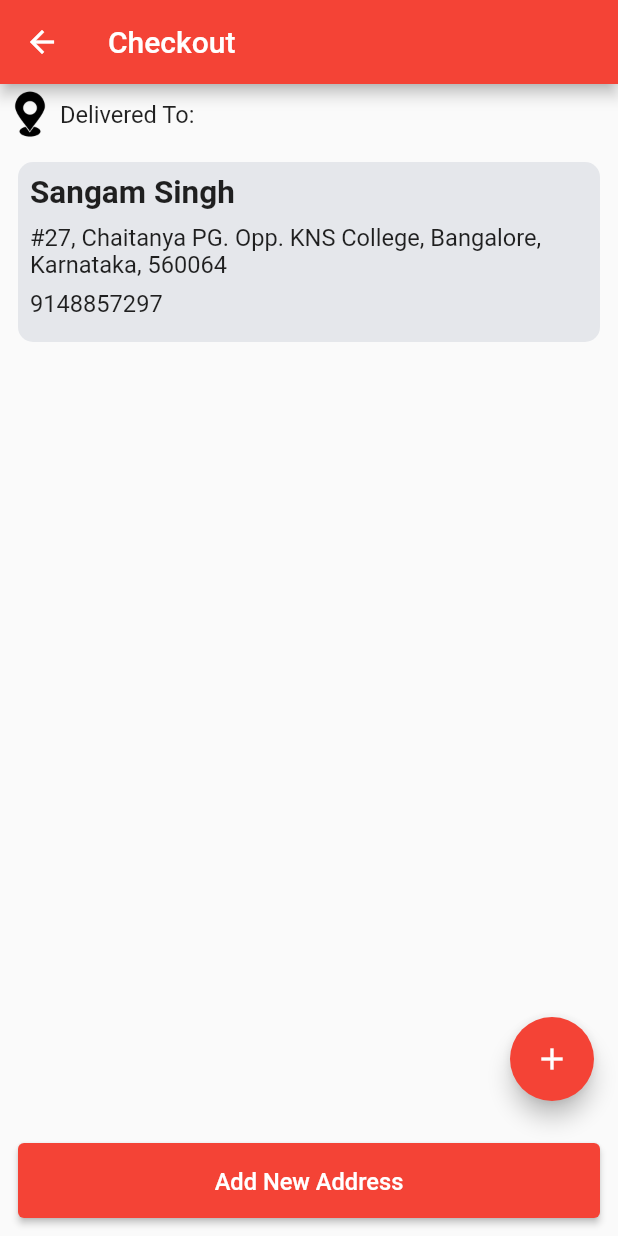
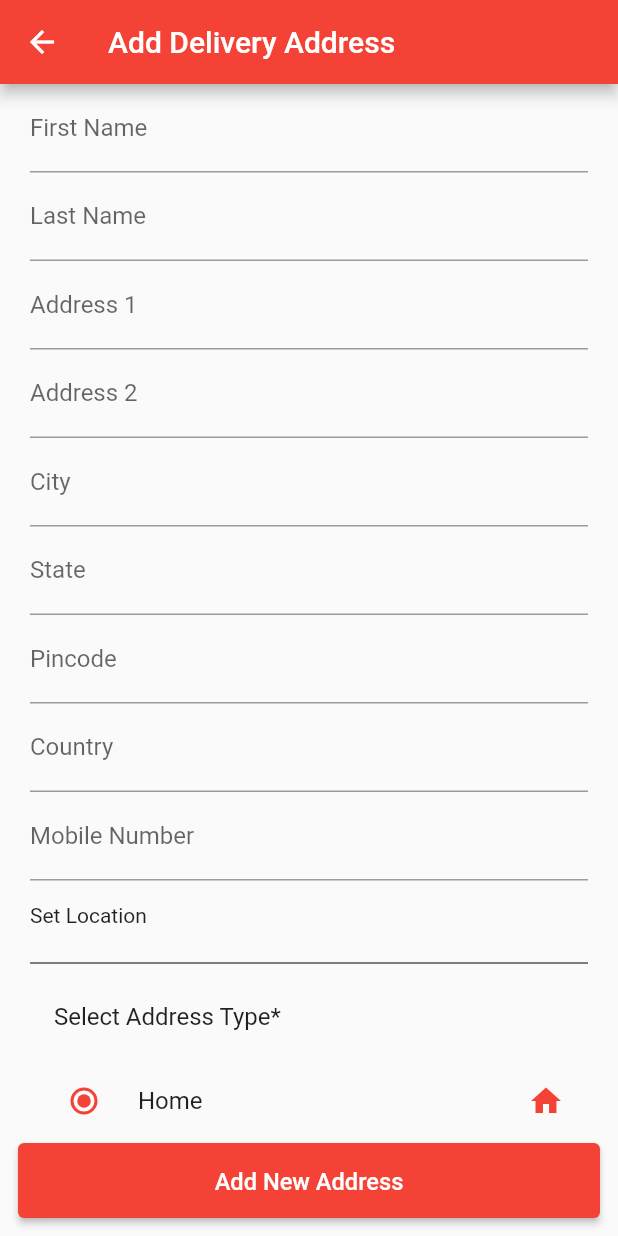
Before and after one commit to codersangam/food_delivery_firebase, a Flutter app: the CheckoutScreen screen opened directly, after a tap on the "add" icon, on a phone screen of 412 x 824 dp. Run offline on Flutter 3.47's test engine with Material 2 defaults, Android fonts, the phone set to English and light mode, and no system bars; our stand-ins replace cloud_firestore, firebase_auth, firebase_core, google_sign_in, velocity_x; accounts and stored records are empty.

Commit message:
delivery address screen added

```diff
--- /dev/null
+++ b/lib/screens/add_delivery_address.dart
@@ -0,0 +1,116 @@
+import 'package:flutter/material.dart';
+import 'package:food_delivery/widgets/custom_text_field.dart';
+import 'package:velocity_x/velocity_x.dart';
+
+class AddDeliveryAddress extends StatefulWidget {
+  const AddDeliveryAddress({Key? key}) : super(key: key);
+
+  @override
+  _AddDeliveryAddressState createState() => _AddDeliveryAddressState();
+}
+
+enum AddressTypes { home, work, others }
+
+class _AddDeliveryAddressState extends State<AddDeliveryAddress> {
+  var myType = AddressTypes.home;
+  @override
+  Widget build(BuildContext context) {
+    return Scaffold(
+      appBar: AppBar(
+        title: 'Add Delivery Address'.text.make(),
+      ),
+      bottomNavigationBar: SizedBox(
+        width: double.infinity,
+        height: 50,
+        child: ElevatedButton(
+          onPressed: () {},
+          child: 'Add New Address'.text.lg.make(),
+        ),
+      ).p12(),
+      body: ListView(
+        children: [
+          CustomTextField(
+              labelText: 'First Name', keyBoardType: TextInputType.name),
+          CustomTextField(
+              labelText: 'Last Name', keyBoardType: TextInputType.name),
+          CustomTextField(
+              labelText: 'Address 1',
+              keyBoardType: TextInputType.streetAddress),
+          CustomTextField(
+              labelText: 'Address 2',
+              keyBoardType: TextInputType.streetAddress),
+          CustomTextField(labelText: 'City', keyBoardType: TextInputType.text),
+          CustomTextField(labelText: 'State', keyBoardType: TextInputType.text),
+          CustomTextField(
+              labelText: 'Pincode', keyBoardType: TextInputType.number),
+          CustomTextField(
+              labelText: 'Country', keyBoardType: TextInputType.name),
+          CustomTextField(
+              labelText: 'Mobile Number', keyBoardType: TextInputType.phone),
+          InkWell(
+            onTap: () {},
+            child: SizedBox(
+              height: 47,
+              width: double.infinity,
+              child: Column(
+                mainAxisAlignment: MainAxisAlignment.center,
+                crossAxisAlignment: CrossAxisAlignment.start,
+                children: [
+                  'Set Location'.text.make(),
+                ],
+              ),
+            ),
+          ),
+          const Divider(
+            color: Colors.black,
+          ),
+          ListTile(
+            title: 'Select Address Type*'.text.make(),
+          ),
+          RadioListTile(
+            title: 'Home'.text.make(),
+            secondary: const Icon(
+              Icons.home,
+              color: Colors.red,
+            ),
+            value: AddressTypes.home,
+            groupValue: myType,
+            onChanged: (AddressTypes? value) {
+              setState(() {
+                myType = value!;
+              });
+            },
+          ),
+          RadioListTile(
+            title: 'Work'.text.make(),
+            secondary: const Icon(
+              Icons.work,
+              color: Colors.red,
+            ),
+            value: AddressTypes.work,
+            groupValue: myType,
+            onChanged: (AddressTypes? value) {
+              setState(() {
+                myType = value!;
+              });
+            },
+          ),
+          RadioListTile(
+            title: 'Others'.text.make(),
+            secondary: const Icon(
+              Icons.other_houses,
+              color: Colors.red,
+            ),
+            value: AddressTypes.others,
+            groupValue: myType,
+            onChanged: (AddressTypes? value) {
+              setState(() {
+                myType = value!;
+              });
+            },
+          ),
+        ],
+      ).pSymmetric(h: 20),
+    );
+  }
+}
--- a/lib/screens/cart_screen.dart
+++ b/lib/screens/cart_screen.dart
@@ -65,12 +65,14 @@ class CartScreen extends StatelessWidget {
               width: 200,
               child: ElevatedButton(
                 onPressed: () {
-                  Navigator.push(
-                    context,
-                    MaterialPageRoute(
-                      builder: (context) => const CheckoutScreen(),
-                    ),
-                  );
+                  cartProvider.cartItems.isEmpty
+                      ? VxToast.show(context, msg: 'Cart is Empty')
+                      : Navigator.push(
+                          context,
+                          MaterialPageRoute(
+                            builder: (context) => const CheckoutScreen(),
+                          ),
+                        );
                 },
                 child: 'Checkout'.text.xl.make(),
               ),
--- a/lib/screens/checkout_screen.dart
+++ b/lib/screens/checkout_screen.dart
@@ -1,4 +1,5 @@
 import 'package:flutter/material.dart';
+import 'package:food_delivery/screens/add_delivery_address.dart';
 import 'package:food_delivery/widgets/delivery_address.dart';
 import 'package:velocity_x/velocity_x.dart';
 
@@ -12,14 +13,21 @@ class CheckoutScreen extends StatelessWidget {
         title: 'Checkout'.text.make(),
       ),
       floatingActionButton: FloatingActionButton(
-        onPressed: () {},
+        onPressed: () {
+          Navigator.push(
+            context,
+            MaterialPageRoute(
+              builder: (context) => const AddDeliveryAddress(),
+            ),
+          );
+        },
         child: const Icon(Icons.add),
       ),
       bottomNavigationBar: SizedBox(
         width: double.infinity,
         height: 50,
         child: ElevatedButton(
-            onPressed: () {}, child: 'Add New Address'.text.lg.make()),
+            onPressed: () {}, child: 'Go to Payment'.text.lg.make()),
       ).p12(),
       body: Column(
         children: [
@@ -38,6 +46,7 @@ class CheckoutScreen extends StatelessWidget {
             fullAddress:
                 '#27, Chaitanya PG. Opp. KNS College, Bangalore, Karnataka, 560064',
             phoneNumber: '9148857297',
+            addressType: 'Home',
           ),
         ],
       ),
--- /dev/null
+++ b/lib/widgets/custom_text_field.dart
@@ -0,0 +1,25 @@
+import 'package:flutter/material.dart';
+
+class CustomTextField extends StatelessWidget {
+  CustomTextField(
+      {Key? key,
+      required this.labelText,
+      this.controller,
+      required this.keyBoardType})
+      : super(key: key);
+
+  final String labelText;
+  TextEditingController? controller;
+  final TextInputType keyBoardType;
+
+  @override
+  Widget build(BuildContext context) {
+    return TextField(
+      keyboardType: keyBoardType,
+      controller: controller,
+      decoration: InputDecoration(
+        labelText: labelText,
+      ),
+    );
+  }
+}
--- a/lib/widgets/delivery_address.dart
+++ b/lib/widgets/delivery_address.dart
@@ -6,12 +6,14 @@ class DeliveryAdress extends StatelessWidget {
       {Key? key,
       required this.fullName,
       required this.fullAddress,
-      required this.phoneNumber})
+      required this.phoneNumber,
+      required this.addressType})
       : super(key: key);
 
   final String fullName;
   final String fullAddress;
   final String phoneNumber;
+  final String addressType;
 
   @override
   Widget build(BuildContext context) {
@@ -25,7 +27,21 @@ class DeliveryAdress extends StatelessWidget {
       child: Column(
         crossAxisAlignment: CrossAxisAlignment.start,
         children: [
-          fullName.text.xl2.bold.make(),
+          Row(
+            mainAxisAlignment: MainAxisAlignment.spaceBetween,
+            children: [
+              fullName.text.xl2.bold.make(),
+              Container(
+                height: 20,
+                width: 50,
+                decoration: BoxDecoration(
+                  color: Colors.red,
+                  borderRadius: BorderRadius.circular(10),
+                ),
+                child: addressType.text.white.bold.makeCentered(),
+              ),
+            ],
+          ),
           8.heightBox,
           fullAddress.text.lg.maxLines(2).make(),
           8.heightBox,
```
